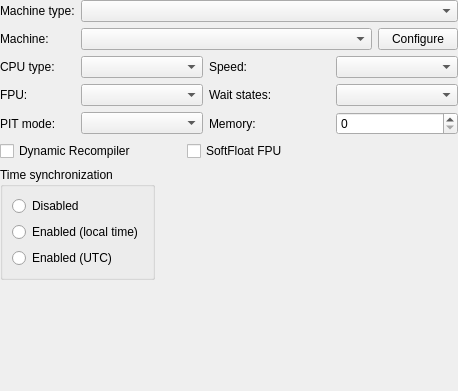
Old version of the form src/qt/qt_settingsmachine.ui in the repository 86Box/86Box.
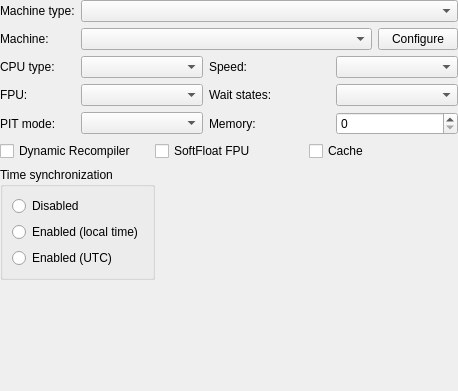
New version of the form.

The edit to the form file:
```diff
--- a/src/qt/qt_settingsmachine.ui
+++ b/src/qt/qt_settingsmachine.ui
@@ -297,8 +297,8 @@
        <widget class="QCheckBox" name="checkBoxDynamicRecompiler">
         <property name="sizePolicy">
          <sizepolicy hsizetype="Minimum" vsizetype="Fixed">
-          <horstretch>2</horstretch>
-          <verstretch>2</verstretch>
+          <horstretch>1</horstretch>
+          <verstretch>1</verstretch>
          </sizepolicy>
         </property>
         <property name="text">
@@ -310,8 +310,8 @@
        <widget class="QCheckBox" name="checkBoxFPUSoftfloat">
         <property name="sizePolicy">
          <sizepolicy hsizetype="Minimum" vsizetype="Fixed">
-          <horstretch>3</horstretch>
-          <verstretch>3</verstretch>
+          <horstretch>1</horstretch>
+          <verstretch>1</verstretch>
          </sizepolicy>
         </property>
         <property name="text">
@@ -319,6 +319,19 @@
         </property>
        </widget>
       </item>
+      <item>
+       <widget class="QCheckBox" name="checkBoxCache">
+        <property name="sizePolicy">
+         <sizepolicy hsizetype="Minimum" vsizetype="Fixed">
+          <horstretch>1</horstretch>
+          <verstretch>1</verstretch>
+         </sizepolicy>
+        </property>
+        <property name="text">
+         <string>Cache</string>
+        </property>
+       </widget>
+      </item>
      </layout>
     </widget>
    </item>
```
